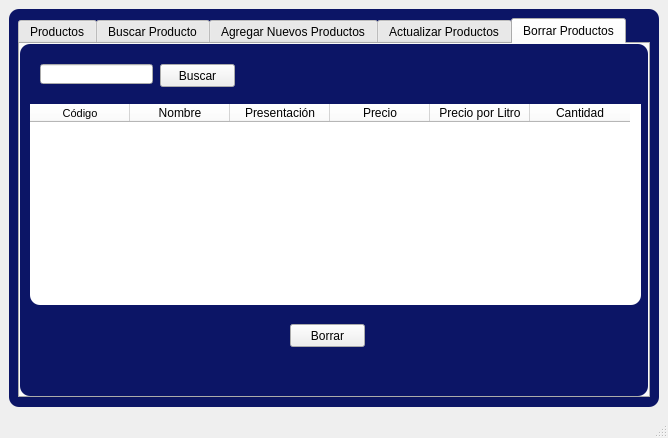
This is 2.ui in edwinjvw/lubriexpress as Qt 5 draws it before an edit. The edited form follows.
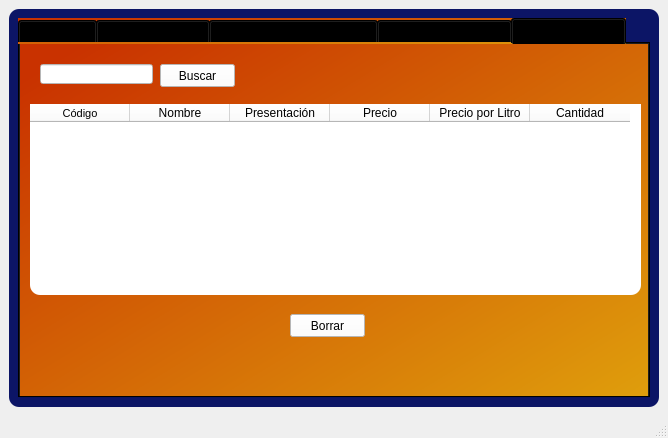
This is the edited form. The open tabs and pages were chosen to show the change.

The edit to the form file:
```diff
--- a/2.ui
+++ b/2.ui
@@ -32,6 +32,9 @@
       <layout class="QHBoxLayout" name="horizontalLayout_2">
        <item>
         <widget class="QTabWidget" name="Productos_t">
+         <property name="styleSheet">
+          <string notr="true">background-color: qlineargradient(spread:pad, x1:0.011, y1:0.0962727, x2:1, y2:1, stop:0 rgba(201, 50, 0, 255), stop:1 rgba(223, 158, 12, 255));</string>
+         </property>
          <property name="currentIndex">
           <number>0</number>
          </property>
@@ -466,7 +469,7 @@
              <x>10</x>
              <y>60</y>
              <width>611</width>
-             <height>201</height>
+             <height>191</height>
             </rect>
            </property>
            <property name="styleSheet">
@@ -512,11 +515,14 @@
            <property name="geometry">
             <rect>
              <x>270</x>
-             <y>280</y>
+             <y>270</y>
              <width>75</width>
              <height>23</height>
             </rect>
            </property>
+           <property name="styleSheet">
+            <string notr="true">background-color:white;</string>
+           </property>
            <property name="text">
             <string>Borrar</string>
            </property>
@@ -530,6 +536,9 @@
              <height>23</height>
             </rect>
            </property>
+           <property name="styleSheet">
+            <string notr="true">background-color:white;</string>
+           </property>
            <property name="text">
             <string>Buscar</string>
            </property>
@@ -543,6 +552,9 @@
              <height>20</height>
             </rect>
            </property>
+           <property name="styleSheet">
+            <string notr="true">background-color:white;</string>
+           </property>
           </widget>
          </widget>
         </widget>
```
Left out of the diff: 39 changed lines with no effect on the pictures.
